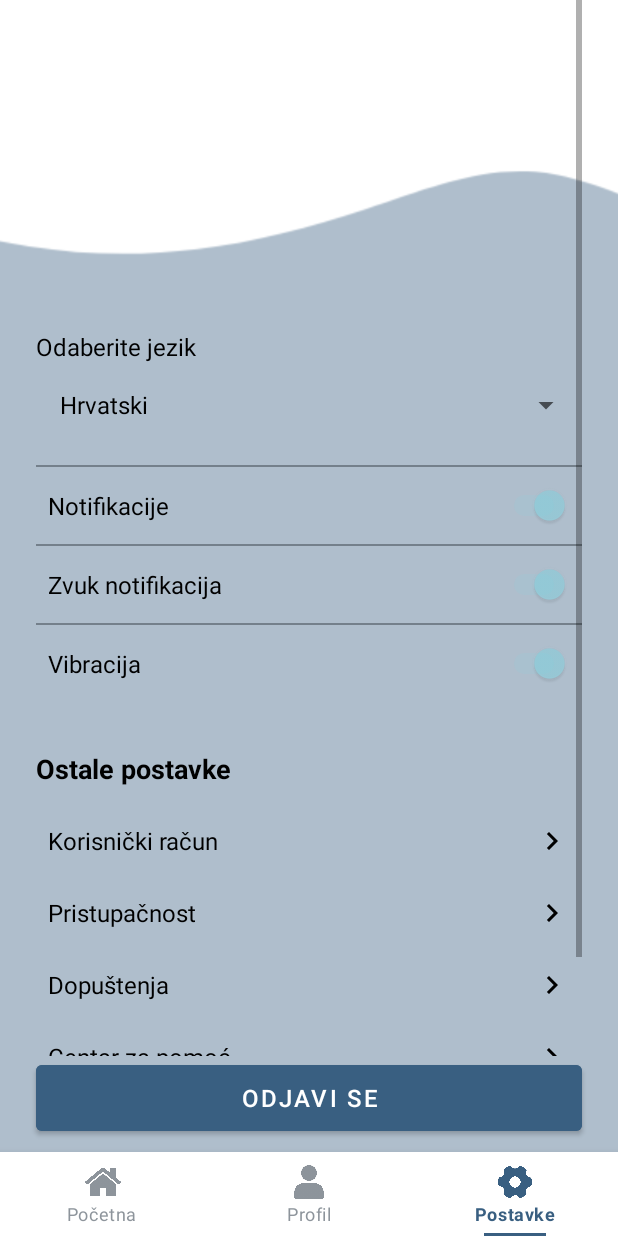
After one commit to Pana34/UPI, an Android app built with Jetpack Compose: the PostavkeActivity screen opened directly, with no data from a screen before it, on a phone screen of 412 x 824 dp. The commit adds this screen. Run offline under Robolectric (Android 15) with nearby library versions, the phone set to English and light mode, and no system bars.

Commit message:
Neka porukica za commit

```diff
--- a/app/src/main/AndroidManifest.xml
+++ b/app/src/main/AndroidManifest.xml
@@ -26,6 +26,11 @@
                 <category android:name="android.intent.category.LAUNCHER" />
             </intent-filter>
         </activity>
+        <activity
+            android:name=".PostavkeActivity"
+            android:theme="@style/Theme.Cultura" />
+
+
     </application>
 
 </manifest>
--- a/app/src/main/java/com/example/cultura/GlavnaStranica.kt
+++ b/app/src/main/java/com/example/cultura/GlavnaStranica.kt
@@ -1,12 +1,12 @@
 package com.example.cultura
 
+import android.content.Intent
 import android.os.Bundle
 import androidx.activity.enableEdgeToEdge
 import androidx.appcompat.app.AppCompatActivity
 import androidx.core.view.ViewCompat
 import androidx.core.view.WindowInsetsCompat
 import com.google.android.material.bottomnavigation.BottomNavigationView
-
 
 class GlavnaStranica : AppCompatActivity() {
     override fun onCreate(savedInstanceState: Bundle?) {
@@ -19,8 +19,25 @@ class GlavnaStranica : AppCompatActivity() {
             v.setPadding(systemBars.left, systemBars.top, systemBars.right, systemBars.bottom)
             insets
         }
+
         val bottomNavigationView = findViewById<BottomNavigationView>(R.id.bottom_navigation)
         bottomNavigationView.selectedItemId = R.id.nav_pocetna
 
+        bottomNavigationView.setOnItemSelectedListener { item ->
+            when (item.itemId) {
+                R.id.nav_pocetna -> {
+                    true
+                }
+                R.id.nav_profil -> {
+                    true
+                }
+                R.id.nav_postavke -> {
+                    val intent = Intent(this, PostavkeActivity::class.java)
+                    startActivity(intent)
+                    true
+                }
+                else -> false
+            }
+        }
     }
 }
--- /dev/null
+++ b/app/src/main/java/com/example/cultura/PostavkeActivity.kt
@@ -0,0 +1,104 @@
+package com.example.cultura
+
+import android.app.AlertDialog
+import android.content.Context
+import android.content.Intent
+import android.os.Bundle
+import android.widget.*
+import androidx.appcompat.app.AppCompatActivity
+import androidx.core.view.ViewCompat
+import androidx.core.view.WindowInsetsCompat
+import com.google.android.material.bottomnavigation.BottomNavigationView
+import androidx.activity.enableEdgeToEdge
+
+
+class PostavkeActivity : AppCompatActivity() {
+
+    private val PREFS_NAME = "Postavke"
+    private val KEY_JEZIK = "jezik"
+    private val KEY_NOTIF = "notifikacije"
+    private val KEY_ZVUK = "zvuk"
+    private val KEY_VIBRA = "vibracija"
+
+    override fun onCreate(savedInstanceState: Bundle?) {
+        super.onCreate(savedInstanceState)
+        enableEdgeToEdge()
+
+
+        setContentView(R.layout.activity_postavke)
+        ViewCompat.setOnApplyWindowInsetsListener(findViewById(R.id.postavke_root)) { v, insets ->
+            val systemBars = insets.getInsets(WindowInsetsCompat.Type.systemBars())
+            v.setPadding(systemBars.left, systemBars.top, systemBars.right, systemBars.bottom)
+            insets
+        }
+
+        val prefs = getSharedPreferences(PREFS_NAME, Context.MODE_PRIVATE)
+
+        val spinner = findViewById<Spinner>(R.id.spinnerJezik)
+        val switchNotif = findViewById<Switch>(R.id.switchNotifikacije)
+        val switchZvuk = findViewById<Switch>(R.id.switchZvuk)
+        val switchVibra = findViewById<Switch>(R.id.switchVibracija)
+        val gumbOdjava = findViewById<Button>(R.id.gumbOdjava)
+        val bottomNavigationView = findViewById<BottomNavigationView>(R.id.bottom_navigation)
+
+        val jezici = arrayOf("Hrvatski", "Engleski", "Njemački", "Talijanski")
+        val adapter = ArrayAdapter(this, android.R.layout.simple_spinner_dropdown_item, jezici)
+        spinner.adapter = adapter
+
+        spinner.setSelection(jezici.indexOf(prefs.getString(KEY_JEZIK, "Hrvatski")))
+        switchNotif.isChecked = prefs.getBoolean(KEY_NOTIF, true)
+        switchZvuk.isChecked = prefs.getBoolean(KEY_ZVUK, true)
+        switchVibra.isChecked = prefs.getBoolean(KEY_VIBRA, true)
+
+        spinner.onItemSelectedListener = object : AdapterView.OnItemSelectedListener {
+            override fun onItemSelected(parent: AdapterView<*>, view: android.view.View, pos: Int, id: Long) {
+                prefs.edit().putString(KEY_JEZIK, jezici[pos]).apply()
+            }
+
+            override fun onNothingSelected(parent: AdapterView<*>) {}
+        }
+
+        switchNotif.setOnCheckedChangeListener { _, isChecked ->
+            prefs.edit().putBoolean(KEY_NOTIF, isChecked).apply()
+        }
+
+        switchZvuk.setOnCheckedChangeListener { _, isChecked ->
+            prefs.edit().putBoolean(KEY_ZVUK, isChecked).apply()
+        }
+
+        switchVibra.setOnCheckedChangeListener { _, isChecked ->
+            prefs.edit().putBoolean(KEY_VIBRA, isChecked).apply()
+        }
+
+        gumbOdjava.setOnClickListener {
+            AlertDialog.Builder(this)
+                .setTitle("Odjava")
+                .setMessage("Jeste li sigurni da se želite odjaviti?")
+                .setPositiveButton("Da") { _, _ ->
+                    val intent = Intent(this, MainActivity::class.java)
+                    intent.flags = Intent.FLAG_ACTIVITY_NEW_TASK or Intent.FLAG_ACTIVITY_CLEAR_TASK
+                    startActivity(intent)
+                    finish()
+                }
+                .setNegativeButton("Ne", null)
+                .show()
+        }
+
+        bottomNavigationView.selectedItemId = R.id.nav_postavke
+
+        bottomNavigationView.setOnItemSelectedListener { item ->
+            when (item.itemId) {
+                R.id.nav_pocetna -> {
+                    val intent = Intent(this, GlavnaStranica::class.java)
+                    startActivity(intent)
+                    true
+                }
+                R.id.nav_profil -> {
+                    true
+                }
+                R.id.nav_postavke -> true
+                else -> false
+            }
+        }
+    }
+}
--- /dev/null
+++ b/app/src/main/res/drawable/chevron_right.xml
@@ -0,0 +1,5 @@
+<vector xmlns:android="http://schemas.android.com/apk/res/android" android:height="24dp" android:tint="#000000" android:viewportHeight="24" android:viewportWidth="24" android:width="24dp">
+
+    <path android:fillColor="@android:color/white" android:pathData="M10,6L8.59,7.41 13.17,12l-4.58,4.59L10,18l6,-6z"/>
+
+</vector>
--- /dev/null
+++ b/app/src/main/res/layout/activity_postavke.xml
@@ -0,0 +1,345 @@
+<?xml version="1.0" encoding="utf-8"?>
+<androidx.constraintlayout.widget.ConstraintLayout
+    xmlns:android="http://schemas.android.com/apk/res/android"
+    xmlns:app="http://schemas.android.com/apk/res-auto"
+    android:id="@+id/postavke_root"
+    android:layout_width="match_parent"
+    android:layout_height="match_parent"
+    android:background="@color/white">
+
+    <View
+        android:layout_width="0dp"
+        android:layout_height="0dp"
+        android:background="@color/primarna_boja"
+        android:alpha="0.4"
+        app:layout_constraintTop_toTopOf="parent"
+        app:layout_constraintBottom_toBottomOf="parent"
+        app:layout_constraintStart_toStartOf="parent"
+        app:layout_constraintEnd_toEndOf="parent" />
+
+    <ImageView
+        android:id="@+id/waveBackground"
+        android:layout_width="900dp"
+        android:layout_height="500dp"
+        android:layout_marginStart="300dp"
+        android:scaleType="fitXY"
+        android:src="@drawable/valovi_poza"
+        app:layout_constraintTop_toTopOf="parent"
+        app:layout_constraintStart_toStartOf="parent"
+        app:layout_constraintEnd_toEndOf="parent" />
+
+    <ScrollView
+        android:id="@+id/postavke_scroll"
+        android:layout_width="0dp"
+        android:layout_height="0dp"
+        android:clipToPadding="false"
+        android:paddingStart="24dp"
+        android:paddingEnd="24dp"
+        app:layout_constraintTop_toTopOf="parent"
+        app:layout_constraintBottom_toTopOf="@id/gumbOdjava"
+        app:layout_constraintStart_toStartOf="parent"
+        app:layout_constraintEnd_toEndOf="parent">
+
+        <LinearLayout
+            android:orientation="vertical"
+            android:layout_width="match_parent"
+            android:layout_height="wrap_content"
+            android:paddingTop="220dp">
+
+            <TextView
+                android:text="Odaberite jezik"
+                android:textSize="16sp"
+                android:textColor="@color/black"
+                android:layout_marginBottom="4dp"
+                android:layout_width="match_parent"
+                android:layout_height="wrap_content" />
+
+            <Spinner
+                android:id="@+id/spinnerJezik"
+                android:layout_width="match_parent"
+                android:layout_height="48dp"
+                android:paddingStart="8dp"
+                android:paddingEnd="8dp" />
+
+            <View
+                android:layout_width="match_parent"
+                android:layout_height="1dp"
+                android:layout_marginTop="16dp"
+                android:background="@color/nav_boja" />
+
+            <FrameLayout
+                android:layout_width="match_parent"
+                android:layout_height="wrap_content"
+                android:minHeight="48dp"
+                android:paddingTop="12dp"
+                android:paddingBottom="12dp">
+
+                <LinearLayout
+                    android:layout_width="match_parent"
+                    android:layout_height="wrap_content"
+                    android:orientation="horizontal"
+                    android:gravity="center_vertical"
+                    android:paddingStart="8dp"
+                    android:paddingEnd="8dp">
+
+                    <TextView
+                        android:text="Notifikacije"
+                        android:layout_width="0dp"
+                        android:layout_height="wrap_content"
+                        android:layout_weight="1"
+                        android:textSize="16sp"
+                        android:textColor="@color/black" />
+
+                    <Switch
+                        android:id="@+id/switchNotifikacije"
+                        android:layout_width="wrap_content"
+                        android:layout_height="wrap_content" />
+                </LinearLayout>
+            </FrameLayout>
+
+            <View
+                android:layout_width="match_parent"
+                android:layout_height="1dp"
+                android:background="@color/nav_boja" />
+
+            <FrameLayout
+                android:layout_width="match_parent"
+                android:layout_height="wrap_content"
+                android:minHeight="48dp"
+                android:paddingTop="12dp"
+                android:paddingBottom="12dp">
+
+                <LinearLayout
+                    android:layout_width="match_parent"
+                    android:layout_height="wrap_content"
+                    android:orientation="horizontal"
+                    android:gravity="center_vertical"
+                    android:paddingStart="8dp"
+                    android:paddingEnd="8dp">
+
+                    <TextView
+                        android:text="Zvuk notifikacija"
+                        android:layout_width="0dp"
+                        android:layout_height="wrap_content"
+                        android:layout_weight="1"
+                        android:textSize="16sp"
+                        android:textColor="@color/black" />
+
+                    <Switch
+                        android:id="@+id/switchZvuk"
+                        android:layout_width="wrap_content"
+                        android:layout_height="wrap_content" />
+                </LinearLayout>
+            </FrameLayout>
+
+            <View
+                android:layout_width="match_parent"
+                android:layout_height="1dp"
+                android:background="@color/nav_boja" />
+
+            <FrameLayout
+                android:layout_width="match_parent"
+                android:layout_height="wrap_content"
+                android:minHeight="48dp"
+                android:paddingTop="12dp"
+                android:paddingBottom="12dp">
+
+                <LinearLayout
+                    android:layout_width="match_parent"
+                    android:layout_height="wrap_content"
+                    android:orientation="horizontal"
+                    android:gravity="center_vertical"
+                    android:paddingStart="8dp"
+                    android:paddingEnd="8dp">
+
+                    <TextView
+                        android:text="Vibracija"
+                        android:layout_width="0dp"
+                        android:layout_height="wrap_content"
+                        android:layout_weight="1"
+                        android:textSize="16sp"
+                        android:textColor="@color/black" />
+
+                    <Switch
+                        android:id="@+id/switchVibracija"
+                        android:layout_width="wrap_content"
+                        android:layout_height="wrap_content" />
+                </LinearLayout>
+            </FrameLayout>
+
+            <TextView
+                android:layout_width="match_parent"
+                android:layout_height="wrap_content"
+                android:text="Ostale postavke"
+                android:textSize="18sp"
+                android:textStyle="bold"
+                android:textColor="@color/black"
+                android:layout_marginTop="32dp"
+                android:layout_marginBottom="12dp" />
+
+            <LinearLayout
+                android:layout_width="match_parent"
+                android:layout_height="wrap_content"
+                android:minHeight="48dp"
+                android:gravity="center_vertical"
+                android:orientation="horizontal"
+                android:paddingStart="8dp"
+                android:paddingEnd="8dp"
+                android:paddingVertical="12dp"
+                android:clickable="true"
+                android:foreground="?attr/selectableItemBackground">
+
+                <TextView
+                    android:layout_width="0dp"
+                    android:layout_height="wrap_content"
+                    android:layout_weight="1"
+                    android:text="Korisnički račun"
+                    android:textColor="@color/black"
+                    android:textSize="16sp" />
+
+                <ImageView
+                    android:layout_width="24dp"
+                    android:layout_height="24dp"
+                    android:src="@drawable/chevron_right"
+                    app:tint="@color/black" />
+            </LinearLayout>
+
+            <LinearLayout
+                android:layout_width="match_parent"
+                android:layout_height="wrap_content"
+                android:minHeight="48dp"
+                android:gravity="center_vertical"
+                android:orientation="horizontal"
+                android:paddingStart="8dp"
+                android:paddingEnd="8dp"
+                android:paddingVertical="12dp"
+                android:clickable="true"
+                android:foreground="?attr/selectableItemBackground">
+
+                <TextView
+                    android:layout_width="0dp"
+                    android:layout_height="wrap_content"
+                    android:layout_weight="1"
+                    android:text="Pristupačnost"
+                    android:textColor="@color/black"
+                    android:textSize="16sp" />
+
+                <ImageView
+                    android:layout_width="24dp"
+                    android:layout_height="24dp"
+                    android:src="@drawable/chevron_right"
+                    app:tint="@color/black" />
+            </LinearLayout>
+
+            <LinearLayout
+                android:layout_width="match_parent"
+                android:layout_height="wrap_content"
+                android:minHeight="48dp"
+                android:gravity="center_vertical"
+                android:orientation="horizontal"
+                android:paddingStart="8dp"
+                android:paddingEnd="8dp"
+                android:paddingVertical="12dp"
+                android:clickable="true"
+                android:foreground="?attr/selectableItemBackground">
+
+                <TextView
+                    android:layout_width="0dp"
+                    android:layout_height="wrap_content"
+                    android:layout_weight="1"
+                    android:text="Dopuštenja"
+                    android:textColor="@color/black"
+                    android:textSize="16sp" />
+
+                <ImageView
+                    android:layout_width="24dp"
+                    android:layout_height="24dp"
+                    android:src="@drawable/chevron_right"
+                    app:tint="@color/black" />
+            </LinearLayout>
+
+            <LinearLayout
+                android:layout_width="match_parent"
+                android:layout_height="wrap_content"
+                android:minHeight="48dp"
+                android:gravity="center_vertical"
+                android:orientation="horizontal"
+                android:paddingStart="8dp"
+                android:paddingEnd="8dp"
+                android:paddingVertical="12dp"
+                android:clickable="true"
+                android:foreground="?attr/selectableItemBackground">
+
+                <TextView
+                    android:layout_width="0dp"
+                    android:layout_height="wrap_content"
+                    android:layout_weight="1"
+                    android:text="Centar za pomoć"
+                    android:textColor="@color/black"
+                    android:textSize="16sp" />
+
+                <ImageView
+                    android:layout_width="24dp"
+                    android:layout_height="24dp"
+                    android:src="@drawable/chevron_right"
+                    app:tint="@color/black" />
+            </LinearLayout>
+
+            <LinearLayout
+                android:layout_width="match_parent"
+                android:layout_height="wrap_content"
+                android:minHeight="48dp"
+                android:gravity="center_vertical"
+                android:orientation="horizontal"
+                android:paddingStart="8dp"
+                android:paddingEnd="8dp"
+                android:paddingVertical="12dp"
+                android:clickable="true"
+                android:foreground="?attr/selectableItemBackground">
+
+                <TextView
+                    android:layout_width="0dp"
+                    android:layout_height="wrap_content"
+                    android:layout_weight="1"
+                    android:text="Informacije o aplikaciji"
+                    android:textColor="@color/black"
+                    android:textSize="16sp" />
+
+                <ImageView
+                    android:layout_width="24dp"
+                    android:layout_height="24dp"
+                    android:src="@drawable/chevron_right"
+                    app:tint="@color/black" />
+            </LinearLayout>
+        </LinearLayout>
+    </ScrollView>
+
+    <Button
+        android:id="@+id/gumbOdjava"
+        android:text="ODJAVI SE"
+        android:textAllCaps="true"
+        android:textColor="@color/white"
+        android:textSize="16sp"
+        android:layout_width="0dp"
+        android:layout_height="56dp"
+        android:layout_marginStart="24dp"
+        android:layout_marginEnd="24dp"
+        android:layout_marginBottom="8dp"
+        android:backgroundTint="@color/primarna_boja"
+        app:layout_constraintBottom_toTopOf="@id/bottom_navigation"
+        app:layout_constraintStart_toStartOf="parent"
+        app:layout_constraintEnd_toEndOf="parent" />
+
+    <com.google.android.material.bottomnavigation.BottomNavigationView
+        android:id="@+id/bottom_navigation"
+        android:layout_width="0dp"
+        android:layout_height="wrap_content"
+        app:layout_constraintBottom_toBottomOf="parent"
+        app:layout_constraintStart_toStartOf="parent"
+        app:layout_constraintEnd_toEndOf="parent"
+        app:menu="@menu/donja_nav_menu"
+        android:background="@color/white"
+        app:itemIconTint="@color/nav_boja"
+        app:itemTextColor="@color/nav_boja"
+        app:itemBackground="@drawable/navigacija_crta" />
+</androidx.constraintlayout.widget.ConstraintLayout>
--- a/app/src/main/res/values/themes.xml
+++ b/app/src/main/res/values/themes.xml
@@ -12,6 +12,8 @@
         <item name="colorOnSecondary">@color/white</item>
 
         <item name="android:statusBarColor" >@color/primarna_boja</item>
+        <item name="android:windowDrawsSystemBarBackgrounds">true</item>
+        <item name="android:windowFullscreen">false</item>
 
     </style>
 
```
